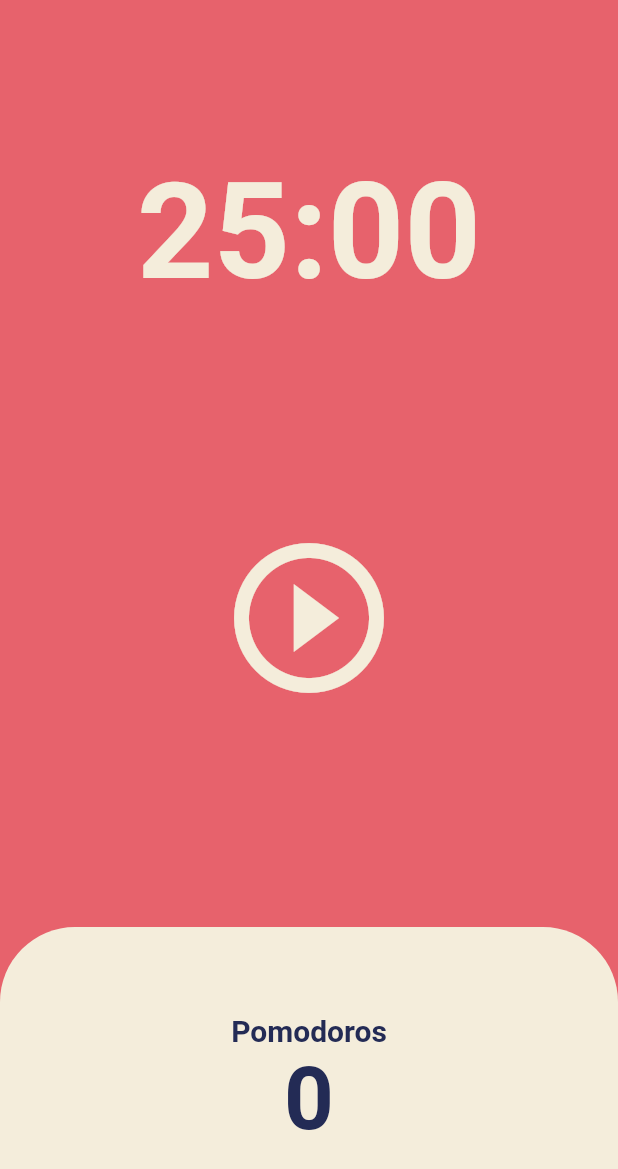
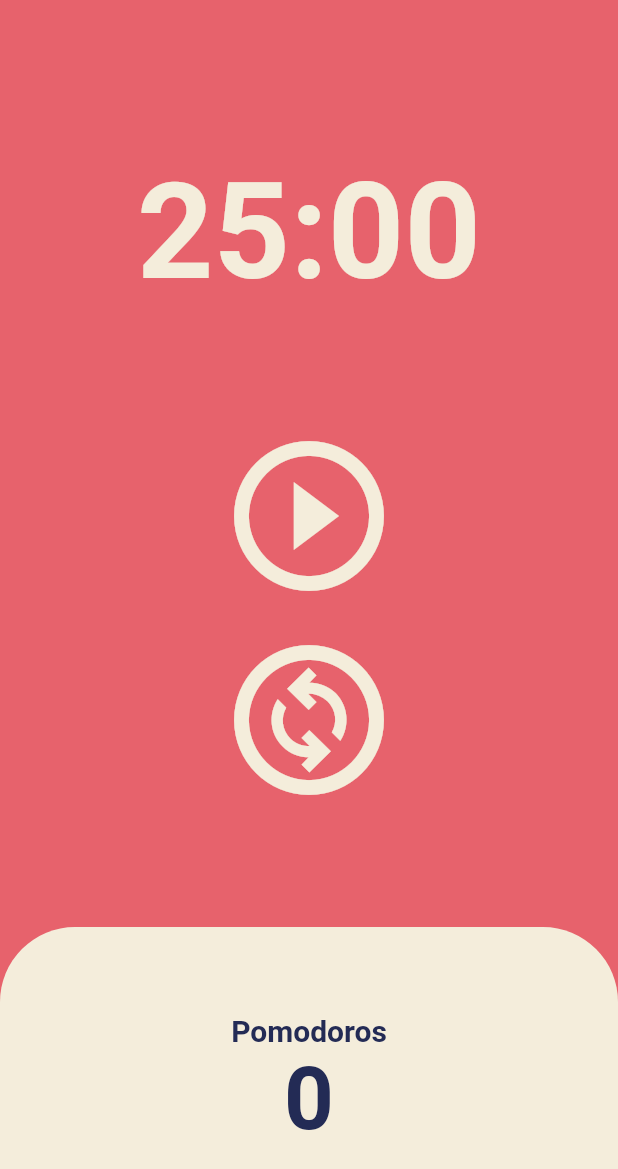
Before and after one commit to Fire-Lights-1s/flutter_test, a Flutter app: the screen it shows after launch, on a phone screen of 412 x 824 dp. Shown: the top 1169 px of the screen. Run offline on Flutter 3.47's test engine with Material 2 defaults, Android fonts, the phone set to English and light mode, and no system bars; our stand-ins replace cloud_firestore, firebase_core; accounts and stored records are empty.

Commit message:
pomodoros_reset_button

```diff
--- a/flutter_nomad/flutter_application_1/lib/screens/home_screen.dart
+++ b/flutter_nomad/flutter_application_1/lib/screens/home_screen.dart
@@ -48,6 +48,14 @@
     });
   }
 
+  void onRestartPressed() {
+    timer.cancel();
+    setState(() {
+      totalSeconds = twentyFiveMinutes;
+      isRunning = false;
+    });
+  }
+
   String format(int seconds) {
     var duration = Duration(seconds: seconds);
     return duration.toString().split(".").first.substring(2, 7);
@@ -76,7 +84,10 @@
           Flexible(
             flex: 2,
             child: Center(
-              child: IconButton(
+              child: Column(
+                mainAxisAlignment: MainAxisAlignment.center,
+                children: [
+                  IconButton(
                     iconSize: 120,
                     color: Theme.of(context).cardColor,
                     onPressed: isRunning ? onPausePressed : onStartPressed,
@@ -85,6 +96,16 @@
                           ? Icons.pause_circle_outline
                           : Icons.play_circle_outline,
                     ),
+                  ),
+                  IconButton(
+                    iconSize: 120,
+                    color: Theme.of(context).cardColor,
+                    onPressed: onRestartPressed,
+                    icon: const Icon(
+                      Icons.change_circle_outlined,
+                    ),
+                  ),
+                ],
               ),
             ),
           ),
```
Lines whose indentation alone changed are shown as unchanged.
